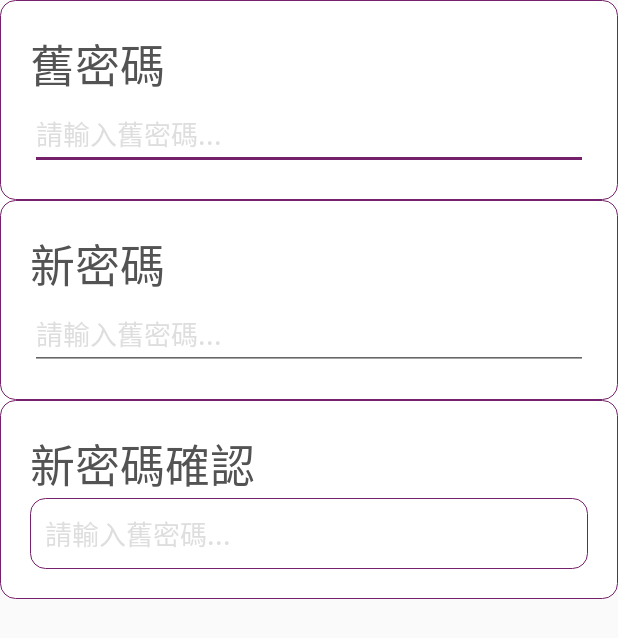
After one commit to itsmystyle/Nthu-Lib-inspection-system, an Android app: the layout setting_dialog.xml on its own in the app's theme, with its tools: preview values and no code run, on a phone screen of 412 x 824 dp. The commit adds this screen. Shown: the top 638 px of the screen. Run offline under Robolectric (Android 15) with nearby library versions, the phone set to English and light mode, and no system bars.

Commit message:
dialog v0.1

```diff
--- /dev/null
+++ b/app/src/main/res/drawable/rounded_dialog_setting.xml
@@ -0,0 +1,18 @@
+<?xml version="1.0" encoding="utf-8"?>
+<selector xmlns:android="http://schemas.android.com/apk/res/android">
+    <item >
+        <shape
+            xmlns:android="http://schemas.android.com/apk/res/android"
+            android:shape="rectangle">
+            <!-- view background color -->
+            <solid
+                android:color="@color/white">
+            </solid>
+
+            <corners
+                android:radius="10dp" >
+            </corners>
+
+        </shape>
+    </item>
+</selector>
--- a/app/src/main/res/layout/activity_main.xml
+++ b/app/src/main/res/layout/activity_main.xml
@@ -4,7 +4,8 @@
     android:layout_width="match_parent"
     android:layout_height="match_parent"
     tools:context="com.nthu.softwarestudio.app.nthulibraryinspectionsystem.MainActivity"
-    android:orientation="vertical">
+    android:orientation="vertical"
+    android:background="@color/white">
 
     <FrameLayout
         android:layout_width="match_parent"
--- a/app/src/main/res/layout/activity_splash.xml
+++ b/app/src/main/res/layout/activity_splash.xml
@@ -4,7 +4,8 @@
     android:layout_width="match_parent"
     android:layout_height="match_parent"
     tools:context="com.nthu.softwarestudio.app.nthulibraryinspectionsystem.Splash_Activity"
-    android:orientation="vertical">
+    android:orientation="vertical"
+    android:background="@color/white">
 
     <FrameLayout
         android:layout_width="match_parent"
--- /dev/null
+++ b/app/src/main/res/layout/setting_dialog.xml
@@ -0,0 +1,155 @@
+<?xml version="1.0" encoding="utf-8"?>
+<LinearLayout xmlns:android="http://schemas.android.com/apk/res/android"
+    android:orientation="vertical" android:layout_width="match_parent"
+    android:layout_height="wrap_content"
+    android:background="@drawable/rounded_dialog_setting">
+
+    <FrameLayout
+        android:layout_width="match_parent"
+        android:layout_height="wrap_content"
+        android:layout_weight="2">
+
+        <LinearLayout
+            android:orientation="vertical"
+            android:layout_width="match_parent"
+            android:layout_height="match_parent"
+            android:background="@drawable/rounded_button_menu">
+
+            <FrameLayout
+                android:layout_width="match_parent"
+                android:layout_height="match_parent"
+                android:layout_marginLeft="20dp"
+                android:layout_marginTop="20dp"
+                android:layout_marginRight="20dp">
+
+                <TextView
+                    android:layout_width="wrap_content"
+                    android:layout_height="wrap_content"
+                    android:textAppearance="?android:attr/textAppearanceLarge"
+                    android:text="舊密碼"
+                    android:id="@+id/setting_old_password"
+                    android:textSize="30sp"
+                    android:textColor="@color/davy_grey" />
+            </FrameLayout>
+
+            <FrameLayout
+                android:layout_width="match_parent"
+                android:layout_height="match_parent"
+                android:layout_marginBottom="20dp"
+                android:layout_marginRight="20dp"
+                android:layout_marginLeft="20dp">
+
+                <EditText
+                    android:layout_width="match_parent"
+                    android:layout_height="wrap_content"
+                    android:inputType="textPassword"
+                    android:ems="10"
+                    android:id="@+id/editText"
+                    android:hint="請輸入舊密碼..."
+                    android:textColorHint="@color/dim_foreground_disabled_material_dark" />
+            </FrameLayout>
+        </LinearLayout>
+    </FrameLayout>
+
+    <FrameLayout
+        android:layout_width="match_parent"
+        android:layout_height="wrap_content"
+        android:layout_weight="2">
+
+        <LinearLayout
+            android:orientation="vertical"
+            android:layout_width="match_parent"
+            android:layout_height="match_parent"
+            android:background="@drawable/rounded_button_menu" >
+
+            <FrameLayout
+                android:layout_width="match_parent"
+                android:layout_height="match_parent"
+                android:layout_marginLeft="20dp"
+                android:layout_marginTop="20dp"
+                android:layout_marginRight="20dp" >
+
+                <TextView
+                    android:layout_width="wrap_content"
+                    android:layout_height="wrap_content"
+                    android:textAppearance="?android:attr/textAppearanceLarge"
+                    android:text="新密碼"
+                    android:id="@+id/textView2"
+                    android:textSize="30sp"
+                    android:textColor="@color/davy_grey" />
+            </FrameLayout>
+
+            <FrameLayout
+                android:layout_width="match_parent"
+                android:layout_height="match_parent"
+                android:layout_marginBottom="20dp"
+                android:layout_marginRight="20dp"
+                android:layout_marginLeft="20dp" >
+
+                <EditText
+                    android:layout_width="match_parent"
+                    android:layout_height="wrap_content"
+                    android:inputType="textPassword"
+                    android:ems="10"
+                    android:id="@+id/editText2"
+                    android:hint="請輸入舊密碼..."
+                    android:textColorHint="@color/dim_foreground_disabled_material_dark" />
+            </FrameLayout>
+        </LinearLayout>
+    </FrameLayout>
+
+    <FrameLayout
+        android:layout_width="match_parent"
+        android:layout_height="wrap_content"
+        android:layout_weight="2">
+
+        <LinearLayout
+            android:orientation="vertical"
+            android:layout_width="match_parent"
+            android:layout_height="match_parent"
+            android:background="@drawable/rounded_button_menu" >
+
+            <FrameLayout
+                android:layout_width="match_parent"
+                android:layout_height="match_parent"
+                android:layout_marginLeft="20dp"
+                android:layout_marginTop="20dp"
+                android:layout_marginRight="20dp" >
+
+                <TextView
+                    android:layout_width="wrap_content"
+                    android:layout_height="wrap_content"
+                    android:textAppearance="?android:attr/textAppearanceLarge"
+                    android:text="新密碼確認"
+                    android:id="@+id/textView3"
+                    android:textSize="30sp"
+                    android:textColor="@color/davy_grey" />
+            </FrameLayout>
+
+            <FrameLayout
+                android:layout_width="match_parent"
+                android:layout_height="match_parent"
+                android:layout_marginBottom="20dp"
+                android:layout_marginRight="20dp"
+                android:layout_marginLeft="20dp" >
+
+                <EditText
+                    android:layout_width="match_parent"
+                    android:layout_height="wrap_content"
+                    android:inputType="textPassword"
+                    android:ems="10"
+                    android:id="@+id/editText3"
+                    android:hint="請輸入舊密碼..."
+                    android:textColorHint="@color/dim_foreground_disabled_material_dark"
+                    android:background="@drawable/rounded_button_menu"
+                    android:padding="10dp" />
+            </FrameLayout>
+        </LinearLayout>
+    </FrameLayout>
+
+    <LinearLayout
+        android:orientation="horizontal"
+        android:layout_width="match_parent"
+        android:layout_height="wrap_content"
+        android:layout_weight="1"></LinearLayout>
+</LinearLayout>
```
